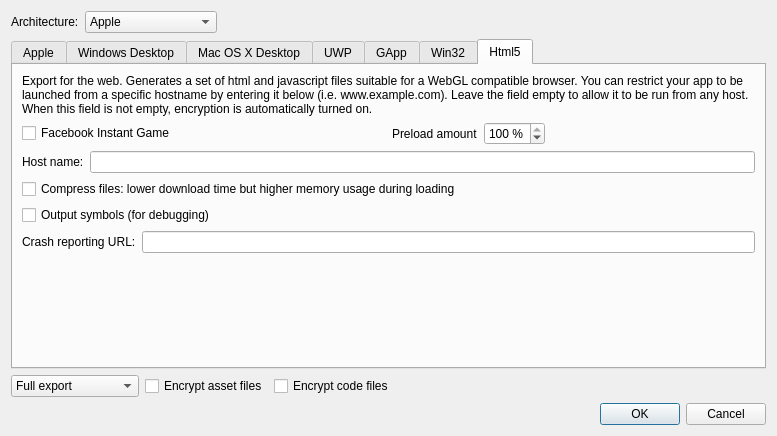
The window that ui/exportprojectdialog.ui (gideros/gideros) describes before a commit, drawn with Qt 5.
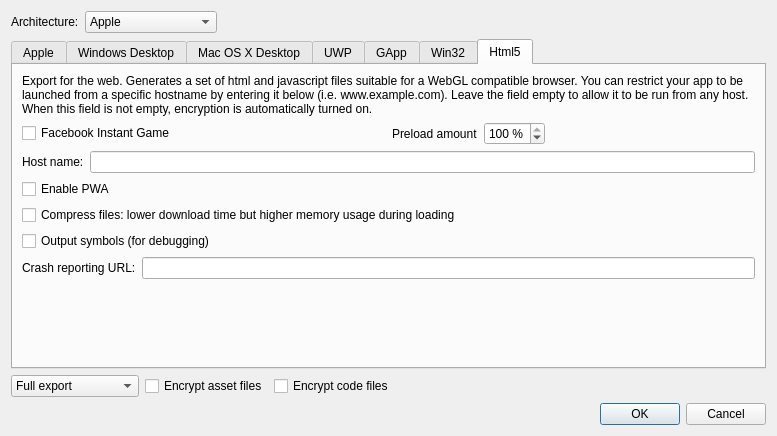
The same window after the commit.

Commit message: [core/clipboard] Fix UWP and add Html5 support [export/html] Basic PWA support

What changed in the file:
```diff
--- a/ui/exportprojectdialog.ui
+++ b/ui/exportprojectdialog.ui
@@ -592,6 +592,13 @@
        <item>
         <layout class="QHBoxLayout" name="horizontalLayout_5"/>
        </item>
+       <item>
+        <widget class="QCheckBox" name="html5_pwa">
+         <property name="text">
+          <string>Enable PWA</string>
+         </property>
+        </widget>
+       </item>
        <item>
         <widget class="QCheckBox" name="html5_pack">
          <property name="text">
```
The commit also changes 13 other files.
